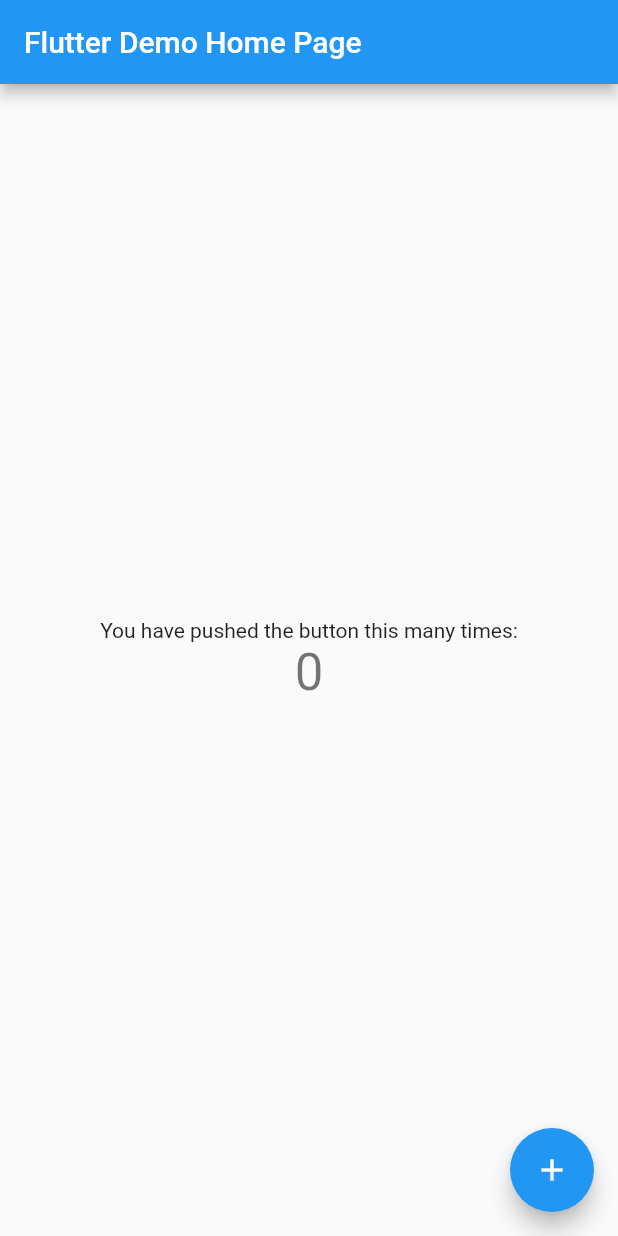
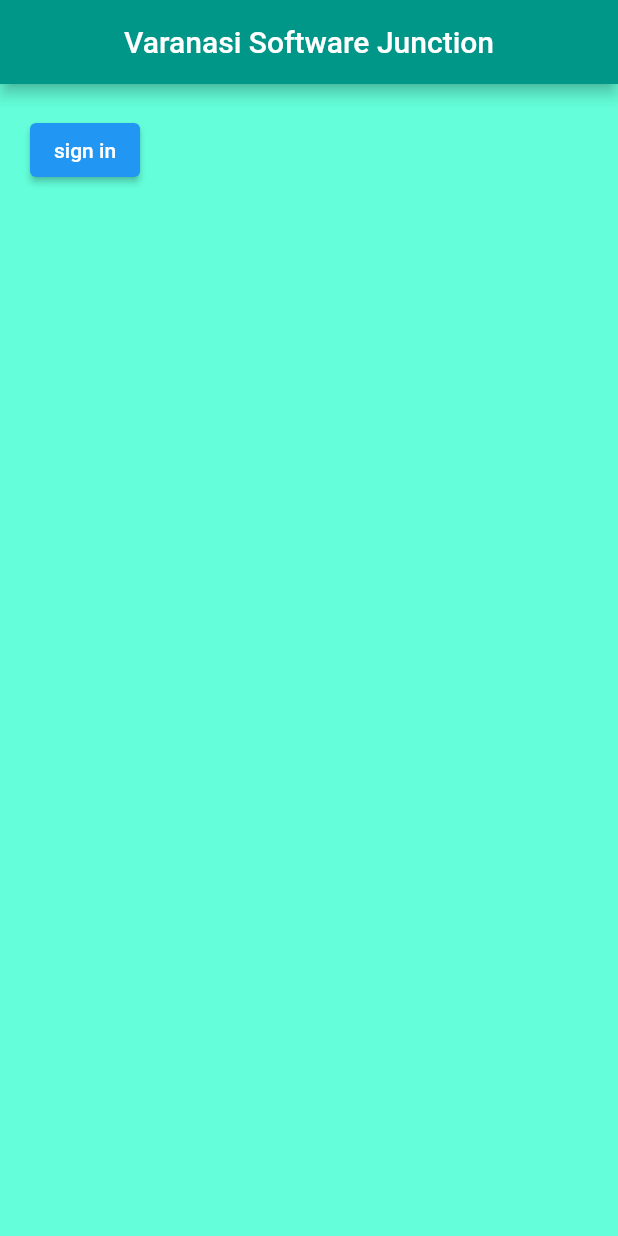
Before and after one commit to shubhamgitvns/Flutter_Firebase_Demo, a Flutter app: the screen it shows after launch, on a phone screen of 412 x 824 dp. Run offline on Flutter 3.47's test engine with Material 2 defaults, Android fonts, the phone set to English and light mode, and no system bars; our stand-ins replace firebase_auth, firebase_core, google_sign_in; accounts and stored records are empty.

Commit message:
Show simple sign in system

```diff
--- a/lib/main.dart
+++ b/lib/main.dart
@@ -1,116 +1,82 @@
+
+import 'googelsignin.dart';
 import 'package:flutter/material.dart';
+
 import 'package:firebase_core/firebase_core.dart';
 
-void main() {
-  runApp(const MyApp());
+void main() async {
+  //while(true)
+  {
+    try {
+      WidgetsFlutterBinding.ensureInitialized();
+      await Firebase.initializeApp();
+    } catch (e) {}
+  }
+  runApp(FirebaseDemo());
 }
 
-class MyApp extends StatelessWidget {
-  const MyApp({super.key});
+class FirebaseDemo extends StatefulWidget {
+  // static FirebaseFirestore firestoredb; //=FirebaseFirestore.instance;
+  @override
+  _FirebaseDemoState createState() => _FirebaseDemoState();
+}
 
-  // This widget is the root of your application.
+class _FirebaseDemoState extends State<FirebaseDemo> {
+  String username = "", chatmessage = "", status = "Messages";
+  TextEditingController textcontroller = TextEditingController();
+
+  @override
+  void initState() {
+    super.initState();
+    firebaseInit();
+  }
+
+  void firebaseInit() {
+    try {
+      //Firebase.initializeApp().whenComplete(() {
+
+      // print("Initialized");
+      // });
+      // FirebaseDemo.firestoredb = FirebaseFirestore.instance;
+    } catch (ee) {
+      print(ee);
+    }
+  }
+
+  _FirebaseDemoState() {}
+  String firebasedata = "data";
+
+  //*****************************************************************************
+
+  //*****************************************************************************
+
+
+  String loginfo = "Varanasi Software Junction";
+
   @override
   Widget build(BuildContext context) {
     return MaterialApp(
-      title: 'Flutter Demo',
-      theme: ThemeData(
-        // This is the theme of your application.
-        //
-        // Try running your application with "flutter run". You'll see the
-        // application has a blue toolbar. Then, without quitting the app, try
-        // changing the primarySwatch below to Colors.green and then invoke
-        // "hot reload" (press "r" in the console where you ran "flutter run",
-        // or simply save your changes to "hot reload" in a Flutter IDE).
-        // Notice that the counter didn't reset back to zero; the application
-        // is not restarted.
-        primarySwatch: Colors.blue,
+      home: Scaffold(
+        backgroundColor: Colors.tealAccent,
+        appBar: AppBar(
+          title: Text(loginfo),
+          backgroundColor: Colors.teal,
+          centerTitle: true,
+        ),
+        body: Padding(
+          padding: const EdgeInsets.all(20.0),
+          child: Column(
+            children: [
+              ElevatedButton(onPressed: ()async {
+                await VsjGoogleSignIn.doSignIn();
+                print("click");
+
+              }, child: Text("sign in"))
+            ],
+          ),
+        ),
+        // This trailing comma makes auto-formatting nicer for build methods.
       ),
-      home: const MyHomePage(title: 'Flutter Demo Home Page'),
     );
   }
 }
-
-class MyHomePage extends StatefulWidget {
-  const MyHomePage({super.key, required this.title});
-
-  // This widget is the home page of your application. It is stateful, meaning
-  // that it has a State object (defined below) that contains fields that affect
-  // how it looks.
-
-  // This class is the configuration for the state. It holds the values (in this
-  // case the title) provided by the parent (in this case the App widget) and
-  // used by the build method of the State. Fields in a Widget subclass are
-  // always marked "final".
-
-  final String title;
-
-  @override
-  State<MyHomePage> createState() => _MyHomePageState();
-}
-
-class _MyHomePageState extends State<MyHomePage> {
-  int _counter = 0;
-
-  void _incrementCounter() {
-    setState(() {
-      // This call to setState tells the Flutter framework that something has
-      // changed in this State, which causes it to rerun the build method below
-      // so that the display can reflect the updated values. If we changed
-      // _counter without calling setState(), then the build method would not be
-      // called again, and so nothing would appear to happen.
-      _counter++;
-    });
-  }
-
-  @override
-  Widget build(BuildContext context) {
-    // This method is rerun every time setState is called, for instance as done
-    // by the _incrementCounter method above.
-    //
-    // The Flutter framework has been optimized to make rerunning build methods
-    // fast, so that you can just rebuild anything that needs updating rather
-    // than having to individually change instances of widgets.
-    return Scaffold(
-      appBar: AppBar(
-        // Here we take the value from the MyHomePage object that was created by
-        // the App.build method, and use it to set our appbar title.
-        title: Text(widget.title),
-      ),
-      body: Center(
-        // Center is a layout widget. It takes a single child and positions it
-        // in the middle of the parent.
-        child: Column(
-          // Column is also a layout widget. It takes a list of children and
-          // arranges them vertically. By default, it sizes itself to fit its
-          // children horizontally, and tries to be as tall as its parent.
-          //
-          // Invoke "debug painting" (press "p" in the console, choose the
-          // "Toggle Debug Paint" action from the Flutter Inspector in Android
-          // Studio, or the "Toggle Debug Paint" command in Visual Studio Code)
-          // to see the wireframe for each widget.
-          //
-          // Column has various properties to control how it sizes itself and
-          // how it positions its children. Here we use mainAxisAlignment to
-          // center the children vertically; the main axis here is the vertical
-          // axis because Columns are vertical (the cross axis would be
-          // horizontal).
-          mainAxisAlignment: MainAxisAlignment.center,
-          children: <Widget>[
-            const Text(
-              'You have pushed the button this many times:',
-            ),
-            Text(
-              '$_counter',
-              style: Theme.of(context).textTheme.headlineMedium,
-            ),
-          ],
-        ),
-      ),
-      floatingActionButton: FloatingActionButton(
-        onPressed: _incrementCounter,
-        tooltip: 'Increment',
-        child: const Icon(Icons.add),
-      ), // This trailing comma makes auto-formatting nicer for build methods.
-    );
-  }
-}
--- a/pubspec.yaml
+++ b/pubspec.yaml
@@ -36,6 +36,9 @@ dependencies:
   # Use with the CupertinoIcons class for iOS style icons.
   cupertino_icons: ^1.0.2
   firebase_core: ^2.15.0
+  firebase_auth: ^4.7.1
+  cloud_firestore: ^4.8.3
+  google_sign_in: ^6.1.4
 
 dev_dependencies:
   flutter_test:
```
Also changed, not shown: lib/googelsignin.dart (added, +47 -0 lines), pubspec.lock, 2 other files.
